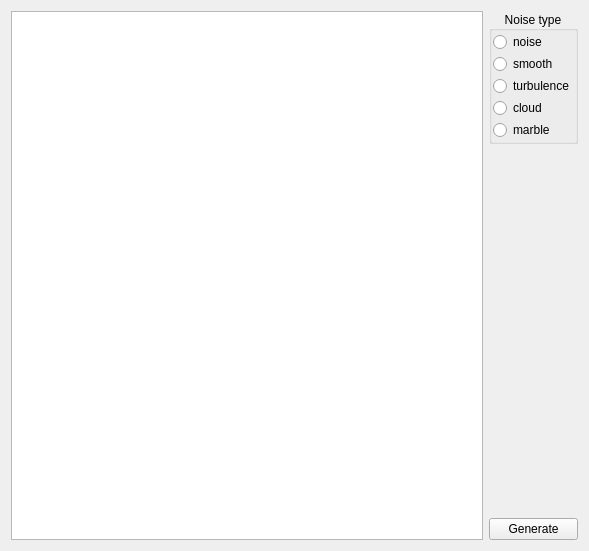
Above: mainwindow.ui from Erdk/noise_exp before the change. Below: the same form after it.
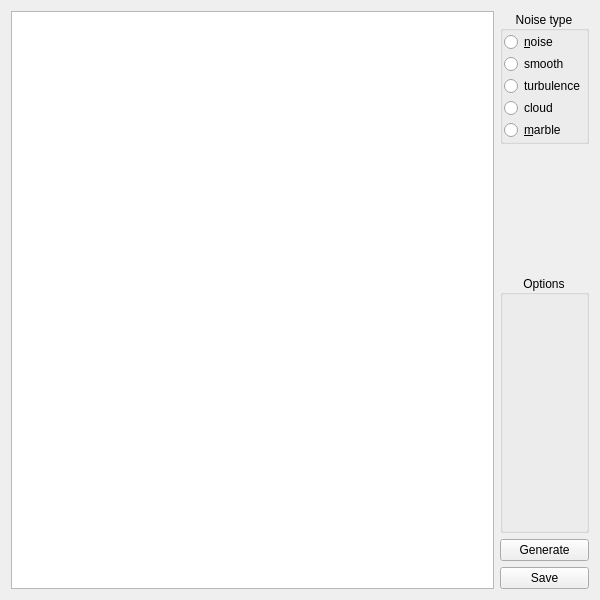
That is the form after the change.

Commit message: Save noise to file, rand from C++11 instead of cstdlib, prep for specifying noise gen options.

```diff
--- a/mainwindow.ui
+++ b/mainwindow.ui
@@ -6,8 +6,8 @@
    <rect>
     <x>0</x>
     <y>0</y>
-    <width>589</width>
-    <height>551</height>
+    <width>600</width>
+    <height>600</height>
    </rect>
   </property>
   <property name="windowTitle">
@@ -53,7 +53,7 @@
          <item>
           <widget class="QRadioButton" name="radioNoise">
            <property name="text">
-            <string>noise</string>
+            <string>&amp;noise</string>
            </property>
           </widget>
          </item>
@@ -81,13 +81,23 @@
          <item>
           <widget class="QRadioButton" name="radioMarble">
            <property name="text">
-            <string>marble</string>
+            <string>&amp;marble</string>
            </property>
           </widget>
          </item>
         </layout>
        </widget>
       </item>
+      <item>
+       <widget class="QGroupBox" name="noiseOptions">
+        <property name="title">
+         <string>Options</string>
+        </property>
+        <property name="alignment">
+         <set>Qt::AlignCenter</set>
+        </property>
+       </widget>
+      </item>
       <item>
        <widget class="QPushButton" name="buttonGenerate">
         <property name="text">
@@ -95,6 +105,13 @@
         </property>
        </widget>
       </item>
+      <item>
+       <widget class="QPushButton" name="buttonSave">
+        <property name="text">
+         <string>Save</string>
+        </property>
+       </widget>
+      </item>
      </layout>
     </item>
    </layout>
```
The commit also changes 3 other files.
